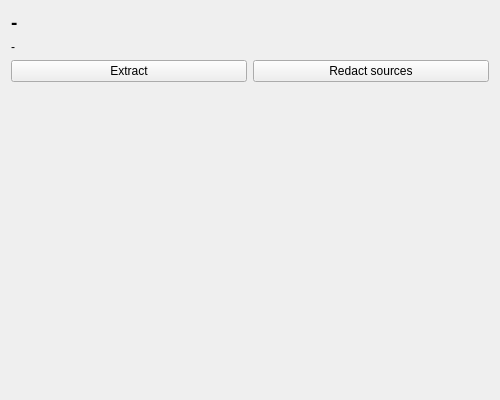
This is ui/components/projectEntry_Manage.ui in 283375/arcaea-offline-ocr-model as Qt 5 draws it before an edit. The edited form follows.
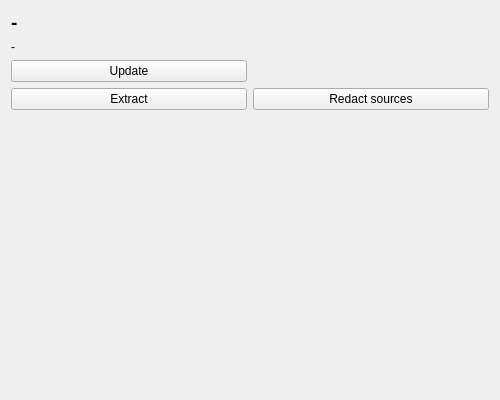
This is the edited form.

Commit message: feat: update button in `ProjectEntry_Manage`

```diff
--- a/ui/components/projectEntry_Manage.ui
+++ b/ui/components/projectEntry_Manage.ui
@@ -14,13 +14,6 @@
    <string notr="true">ProjectEntry_Manage</string>
   </property>
   <layout class="QGridLayout" name="gridLayout">
-   <item row="2" column="1">
-    <widget class="QPushButton" name="redactSourcesButton">
-     <property name="text">
-      <string>Redact sources</string>
-     </property>
-    </widget>
-   </item>
    <item row="1" column="0" colspan="2">
     <widget class="QLabel" name="projectDescriptionLabel">
      <property name="text">
@@ -28,6 +21,13 @@
      </property>
     </widget>
    </item>
+   <item row="3" column="0">
+    <widget class="QPushButton" name="extractButton">
+     <property name="text">
+      <string>Extract</string>
+     </property>
+    </widget>
+   </item>
    <item row="0" column="0" colspan="2">
     <widget class="QLabel" name="projectNameLabel">
      <property name="font">
@@ -41,14 +41,14 @@
      </property>
     </widget>
    </item>
-   <item row="2" column="0">
-    <widget class="QPushButton" name="extractButton">
+   <item row="3" column="1">
+    <widget class="QPushButton" name="redactSourcesButton">
      <property name="text">
-      <string>Extract</string>
+      <string>Redact sources</string>
      </property>
     </widget>
    </item>
-   <item row="3" column="0" colspan="2">
+   <item row="5" column="0" colspan="2">
     <spacer name="verticalSpacer">
      <property name="orientation">
       <enum>Qt::Vertical</enum>
@@ -61,6 +61,13 @@
      </property>
     </spacer>
    </item>
+   <item row="2" column="0">
+    <widget class="QPushButton" name="updateButton">
+     <property name="text">
+      <string>Update</string>
+     </property>
+    </widget>
+   </item>
   </layout>
  </widget>
  <resources/>
```
The commit also changes 2 other files.
